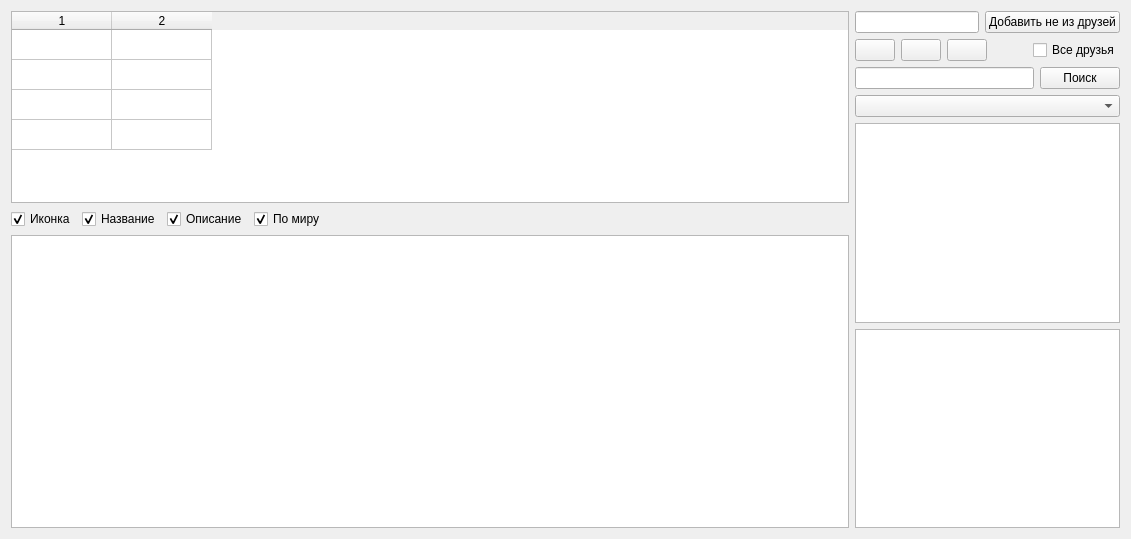
Old version of the form AraSteamManager/forms/subForms/achievements/formfriendscompare.ui in the repository Arankir/AraSteamManager.
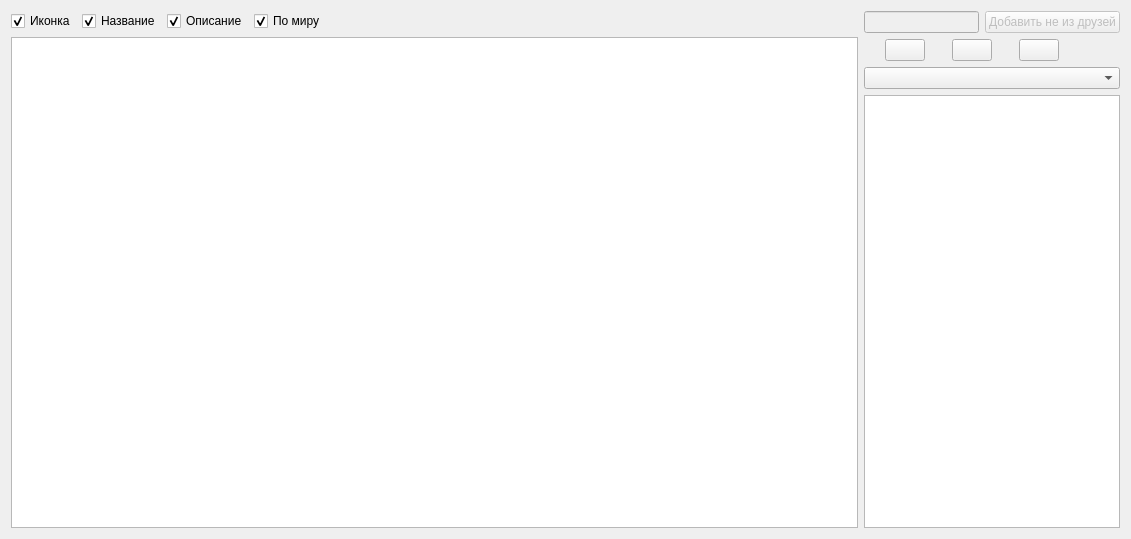
New version of the form. Custom widgets are drawn as their Qt base class.

```diff
--- a/AraSteamManager/forms/subForms/achievements/formfriendscompare.ui
+++ b/AraSteamManager/forms/subForms/achievements/formfriendscompare.ui
@@ -13,56 +13,7 @@
   <property name="windowTitle">
    <string>Form</string>
   </property>
-  <layout class="QHBoxLayout" name="horizontalLayout_5">
-   <item>
-    <layout class="QVBoxLayout" name="verticalLayout_3">
-     <item>
-      <widget class="QTableWidget" name="TableWidgetFriends">
-       <property name="sizePolicy">
-        <sizepolicy hsizetype="Minimum" vsizetype="Minimum">
-         <horstretch>0</horstretch>
-         <verstretch>0</verstretch>
-        </sizepolicy>
-       </property>
-       <property name="selectionBehavior">
-        <enum>QAbstractItemView::SelectColumns</enum>
-       </property>
-       <property name="rowCount">
-        <number>4</number>
-       </property>
-       <property name="columnCount">
-        <number>2</number>
-       </property>
-       <attribute name="verticalHeaderVisible">
-        <bool>false</bool>
-       </attribute>
-       <row/>
-       <row/>
-       <row/>
-       <row/>
-       <column/>
-       <column/>
-       <item row="0" column="1">
-        <property name="text">
-         <string/>
-        </property>
-       </item>
-       <item row="1" column="1">
-        <property name="text">
-         <string/>
-        </property>
-        <property name="foreground">
-         <brush brushstyle="CrossPattern">
-          <color alpha="255">
-           <red>0</red>
-           <green>0</green>
-           <blue>0</blue>
-          </color>
-         </brush>
-        </property>
-       </item>
-      </widget>
-     </item>
+  <layout class="QHBoxLayout" name="horizontalLayout_3">
      <item>
       <layout class="QVBoxLayout" name="verticalLayout">
        <item>
@@ -134,14 +85,15 @@
        </item>
       </layout>
      </item>
-    </layout>
-   </item>
    <item>
     <layout class="QVBoxLayout" name="verticalLayout_2">
      <item>
       <layout class="QHBoxLayout" name="horizontalLayout_2">
        <item>
         <widget class="QLineEdit" name="lineEdit">
+         <property name="enabled">
+          <bool>false</bool>
+         </property>
          <property name="sizePolicy">
           <sizepolicy hsizetype="Preferred" vsizetype="Fixed">
            <horstretch>0</horstretch>
@@ -152,6 +104,9 @@
        </item>
        <item>
         <widget class="QPushButton" name="pushButton">
+         <property name="enabled">
+          <bool>false</bool>
+         </property>
          <property name="sizePolicy">
           <sizepolicy hsizetype="Maximum" vsizetype="Fixed">
            <horstretch>0</horstretch>
@@ -168,21 +123,39 @@
      <item>
       <layout class="QHBoxLayout" name="horizontalLayout_4">
        <item>
-        <widget class="QPushButton" name="pushButton_3">
+        <widget class="QPushButton" name="ButtonFriendsReached">
+         <property name="sizePolicy">
+          <sizepolicy hsizetype="Maximum" vsizetype="Fixed">
+           <horstretch>0</horstretch>
+           <verstretch>0</verstretch>
+          </sizepolicy>
+         </property>
          <property name="text">
           <string/>
          </property>
         </widget>
        </item>
        <item>
-        <widget class="QPushButton" name="pushButton_4">
+        <widget class="QPushButton" name="ButtonFriendsAll">
+         <property name="sizePolicy">
+          <sizepolicy hsizetype="Maximum" vsizetype="Fixed">
+           <horstretch>0</horstretch>
+           <verstretch>0</verstretch>
+          </sizepolicy>
+         </property>
          <property name="text">
           <string/>
          </property>
         </widget>
        </item>
        <item>
-        <widget class="QPushButton" name="pushButton_5">
+        <widget class="QPushButton" name="ButtonFriendsNotReached">
+         <property name="sizePolicy">
+          <sizepolicy hsizetype="Maximum" vsizetype="Fixed">
+           <horstretch>0</horstretch>
+           <verstretch>0</verstretch>
+          </sizepolicy>
+         </property>
          <property name="text">
           <string/>
          </property>
@@ -194,7 +167,7 @@
           <enum>Qt::Horizontal</enum>
          </property>
          <property name="sizeType">
-          <enum>QSizePolicy::Preferred</enum>
+          <enum>QSizePolicy::Minimum</enum>
          </property>
          <property name="sizeHint" stdset="0">
           <size>
@@ -203,40 +176,6 @@
           </size>
          </property>
         </spacer>
-       </item>
-       <item>
-        <widget class="QCheckBox" name="CheckBoxCompareAllFriends">
-         <property name="text">
-          <string>Все друзья</string>
-         </property>
-        </widget>
-       </item>
-      </layout>
-     </item>
-     <item>
-      <layout class="QHBoxLayout" name="horizontalLayout_3">
-       <item>
-        <widget class="QLineEdit" name="lineEdit_2">
-         <property name="sizePolicy">
-          <sizepolicy hsizetype="Preferred" vsizetype="Fixed">
-           <horstretch>0</horstretch>
-           <verstretch>0</verstretch>
-          </sizepolicy>
-         </property>
-        </widget>
-       </item>
-       <item>
-        <widget class="QPushButton" name="pushButton_2">
-         <property name="sizePolicy">
-          <sizepolicy hsizetype="Maximum" vsizetype="Fixed">
-           <horstretch>0</horstretch>
-           <verstretch>0</verstretch>
-          </sizepolicy>
-         </property>
-         <property name="text">
-          <string>Поиск</string>
-         </property>
-        </widget>
        </item>
       </layout>
      </item>
@@ -244,22 +183,15 @@
       <widget class="ComboBoxFriends" name="ComboBoxFriend"/>
      </item>
      <item>
-      <widget class="QListView" name="listView_2">
+      <widget class="QListWidget" name="ListWidgetFriends">
        <property name="sizePolicy">
         <sizepolicy hsizetype="Preferred" vsizetype="Expanding">
          <horstretch>0</horstretch>
          <verstretch>0</verstretch>
         </sizepolicy>
        </property>
-      </widget>
-     </item>
-     <item>
-      <widget class="QListView" name="listView">
-       <property name="sizePolicy">
-        <sizepolicy hsizetype="Preferred" vsizetype="Expanding">
-         <horstretch>0</horstretch>
-         <verstretch>0</verstretch>
-        </sizepolicy>
+       <property name="resizeMode">
+        <enum>QListView::Adjust</enum>
        </property>
       </widget>
      </item>
```
Left out of the diff: 4 changed lines with no effect on the pictures. Lines whose indentation alone changed are shown as unchanged.
